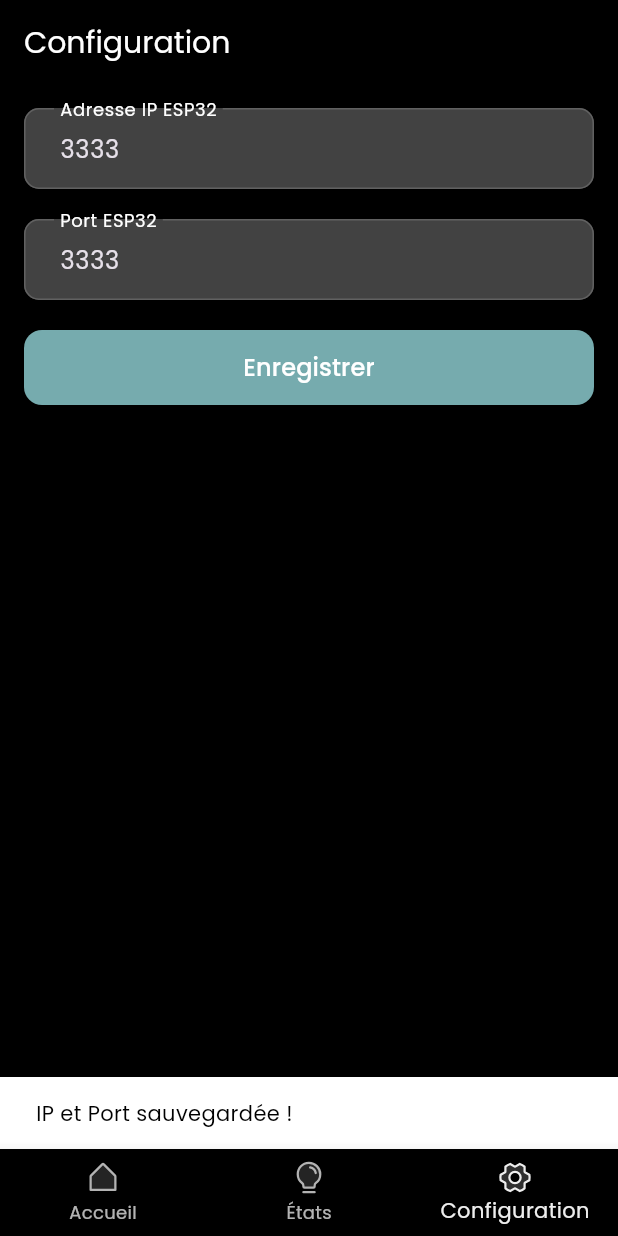
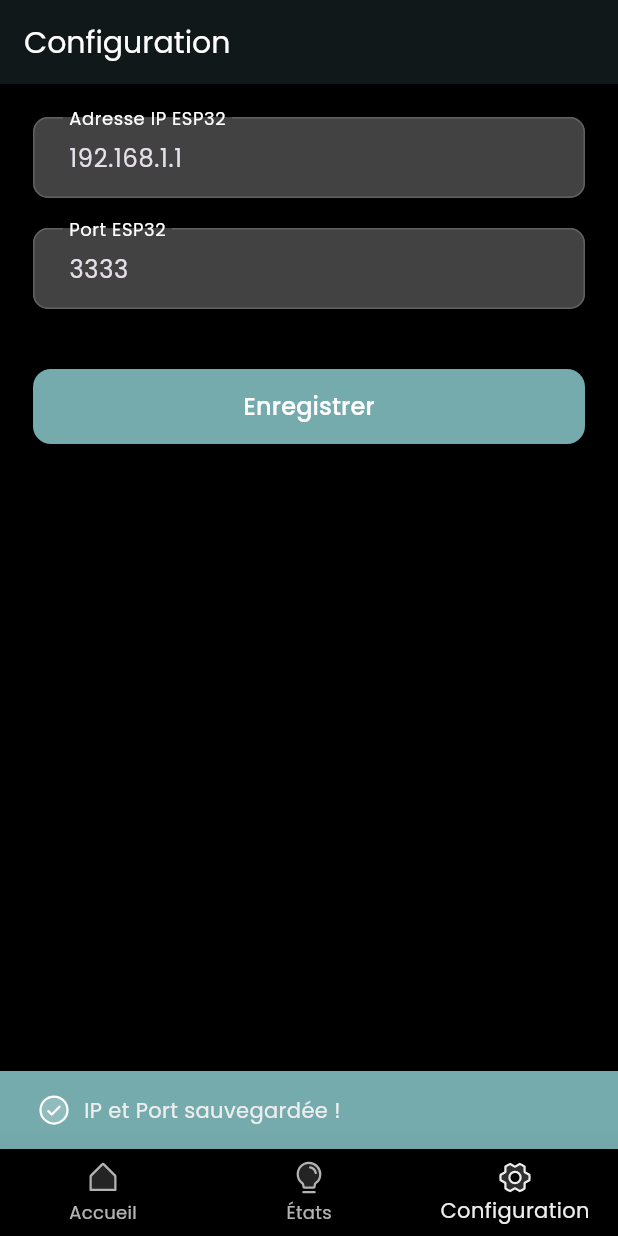
Before and after one commit to BlakvGhost/control_esp32_project, a Flutter app: the screen it shows after launch, item 3 of the bottom bar chosen, after a tap on "Enregistrer", on a phone screen of 412 x 824 dp. Run offline on Flutter 3.47's test engine with Material 3 defaults, Android fonts, the phone set to English and light mode, and no system bars; our stand-ins replace google_fonts, phosphor_flutter, shared_preferences; network calls fail.

```diff
--- a/lib/main.dart
+++ b/lib/main.dart
@@ -4,6 +4,7 @@ import 'package:phosphor_flutter/phosphor_flutter.dart';
 import 'screens/home.dart';
 import 'screens/status.dart';
 import 'screens/settings.dart';
+
 
 void main() {
   runApp(const MyApp());
@@ -44,6 +45,7 @@ class MainScreenState extends State<MainScreen> {
     return Scaffold(
       body: _screens[_currentIndex],
       bottomNavigationBar: BottomNavigationBar(
+        elevation: 22,
         currentIndex: _currentIndex,
         onTap: (index) {
           setState(() {
--- a/lib/screens/settings.dart
+++ b/lib/screens/settings.dart
@@ -1,5 +1,7 @@
+import 'package:control/themes/app_theme.dart';
 import 'package:control/widgets/custom_elevated_button.dart';
 import 'package:flutter/material.dart';
+import 'package:phosphor_flutter/phosphor_flutter.dart';
 import 'package:shared_preferences/shared_preferences.dart';
 
 class SettingsScreen extends StatefulWidget {
@@ -22,23 +24,46 @@ class SettingsScreenState extends State<SettingsScreen> {
   void loadIp() async {
     SharedPreferences prefs = await SharedPreferences.getInstance();
     ipController.text = prefs.getString('esp32_ip') ?? '192.168.1.1';
-    ipController.text = prefs.getString('esp32_port') ?? '3333';
+    portController.text = prefs.getString('esp32_port') ?? '3333';
   }
 
   void saveIp() async {
     SharedPreferences prefs = await SharedPreferences.getInstance();
     await prefs.setString('esp32_ip', ipController.text);
     await prefs.setString('esp32_port', portController.text);
+
     ScaffoldMessenger.of(context).showSnackBar(
-        const SnackBar(content: Text('IP et Port sauvegardée !')));
+      const SnackBar(
+        content: Row(
+          children: [
+            Icon(
+              PhosphorIconsDuotone.checkCircle,
+            ),
+            SizedBox(width: 8),
+            Expanded(
+              child: Text(
+                'IP et Port sauvegardée !',
+                style: TextStyle(color: AppTheme.whiteColor),
+                overflow: TextOverflow.ellipsis,
+                maxLines: 8,
+              ),
+            ),
+          ],
+        ),
+        backgroundColor: AppTheme.primaryColor,
+      ),
+    );
   }
 
   @override
   Widget build(BuildContext context) {
     return Scaffold(
-      appBar: AppBar(title: const Text('Configuration')),
+      appBar: AppBar(
+        title: const Text('Configuration'),
+        elevation: 22,
+      ),
       body: Padding(
-        padding: const EdgeInsets.all(16.0),
+        padding: const EdgeInsets.all(22.0),
         child: Column(
           children: [
             TextField(
@@ -47,10 +72,10 @@ class SettingsScreenState extends State<SettingsScreen> {
             ),
             const SizedBox(height: 20),
             TextField(
-              controller: ipController,
+              controller: portController,
               decoration: const InputDecoration(labelText: 'Port ESP32'),
             ),
-            const SizedBox(height: 20),
+            const SizedBox(height: 40),
             CustomElevatedButton(label: 'Enregistrer', onPressed: saveIp)
           ],
         ),
--- a/lib/services/api_service.dart
+++ b/lib/services/api_service.dart
@@ -1,6 +1,4 @@
 import 'dart:convert';
-import 'dart:ui';
-import 'package:fluttertoast/fluttertoast.dart';
 import 'package:http/http.dart' as http;
 import 'package:shared_preferences/shared_preferences.dart';
 
@@ -13,34 +11,25 @@ class ApiService {
     return 'http://$ip:$port';
   }
 
-  /// Affiche un toast en cas d'erreur
-  static void _showErrorToast(String message) {
-    Fluttertoast.showToast(
-      msg: message,
-      toastLength: Toast.LENGTH_SHORT,
-      gravity: ToastGravity.BOTTOM,
-      backgroundColor: const Color(0xFF444444),
-      textColor: const Color(0xFFFFFFFF),
-    );
-  }
-
   /// Passe en mode auto
-  static Future<void> setModeAuto() async {
+  static Future<bool> setModeAuto() async {
     try {
       final baseUrl = await _getBaseUrl();
       await http.get(Uri.parse('$baseUrl/mode/auto'));
+      return true;
     } catch (e) {
-      _showErrorToast("Erreur : Impossible de passer en mode auto.");
+      return false;
     }
   }
 
   /// Passe en mode manuel
-  static Future<void> setModeManual() async {
+  static Future<bool> setModeManual() async {
     try {
       final baseUrl = await _getBaseUrl();
       await http.get(Uri.parse('$baseUrl/mode/manuel'));
+      return true;
     } catch (e) {
-      _showErrorToast("Erreur : Impossible de passer en mode manuel.");
+      return false;
     }
   }
 
@@ -50,30 +39,31 @@ class ApiService {
       final baseUrl = await _getBaseUrl();
       final response = await http.get(Uri.parse('$baseUrl/mode/etat'));
       final data = jsonDecode(response.body);
-      return data['etat'] ?? 'off';
+      return data['etat'] ?? 'manuel';
     } catch (e) {
-      _showErrorToast("Erreur : Impossible de récupérer l'état du mode.");
-      return 'off'; // Retourne "off" par défaut
+      return 'manuel'; // Retourne "off" par défaut
     }
   }
 
   /// Allume les lampes internes
-  static Future<void> turnOnInternal() async {
+  static Future<bool> turnOnInternal() async {
     try {
       final baseUrl = await _getBaseUrl();
       await http.get(Uri.parse('$baseUrl/lamp/in/on'));
+      return true;
     } catch (e) {
-      _showErrorToast("Erreur : Impossible d'allumer les lampes internes.");
+      return false;
     }
   }
 
   /// Éteint les lampes internes
-  static Future<void> turnOffInternal() async {
+  static Future<bool> turnOffInternal() async {
     try {
       final baseUrl = await _getBaseUrl();
       await http.get(Uri.parse('$baseUrl/lamp/in/off'));
+      return true;
     } catch (e) {
-      _showErrorToast("Erreur : Impossible d'éteindre les lampes internes.");
+      return false;
     }
   }
 
@@ -85,8 +75,6 @@ class ApiService {
       final data = jsonDecode(response.body);
       return data['etat'] ?? 'off';
     } catch (e) {
-      _showErrorToast(
-          "Erreur : Impossible de récupérer l'état des lampes internes.");
       return 'off'; // Retourne "off" par défaut
     }
   }
@@ -99,8 +87,18 @@ class ApiService {
       final data = jsonDecode(response.body);
       return data['etat'] ?? 'off';
     } catch (e) {
-      _showErrorToast(
-          "Erreur : Impossible de récupérer l'état des lampes externes.");
+      return 'off'; // Retourne "off" par défaut
+    }
+  }
+
+  /// Récupère l'état des alarms
+  static Future<String> getAlarmState() async {
+    try {
+      final baseUrl = await _getBaseUrl();
+      final response = await http.get(Uri.parse('$baseUrl/alarm/etat'));
+      final data = jsonDecode(response.body);
+      return data['etat'] ?? 'off';
+    } catch (e) {
       return 'off'; // Retourne "off" par défaut
     }
   }
--- a/pubspec.yaml
+++ b/pubspec.yaml
@@ -39,7 +39,6 @@ dependencies:
   http: ^1.2.2
   google_fonts: ^6.2.1
   phosphor_flutter: ^2.1.0
-  fluttertoast: ^8.2.8
 
 dev_dependencies:
   flutter_test:
```
Also changed, not shown: lib/screens/home.dart (+31 -1 lines), lib/screens/status.dart (+87 -15 lines), pubspec.lock.
